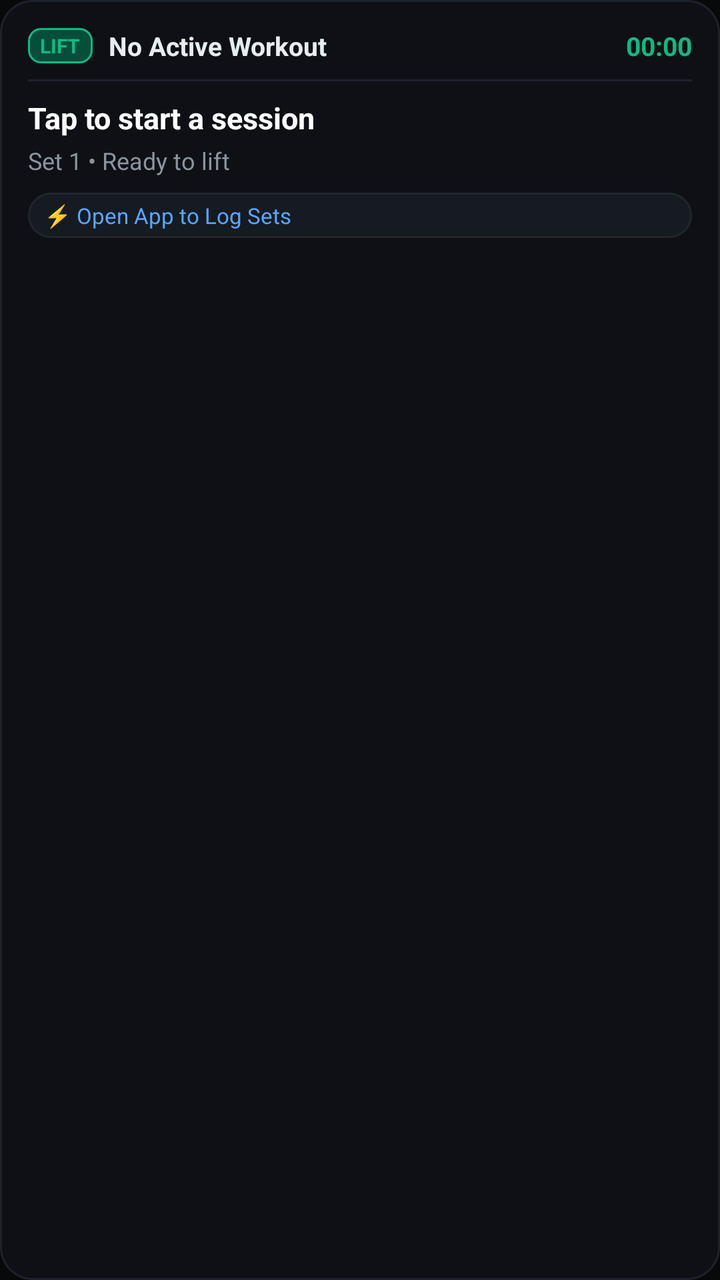
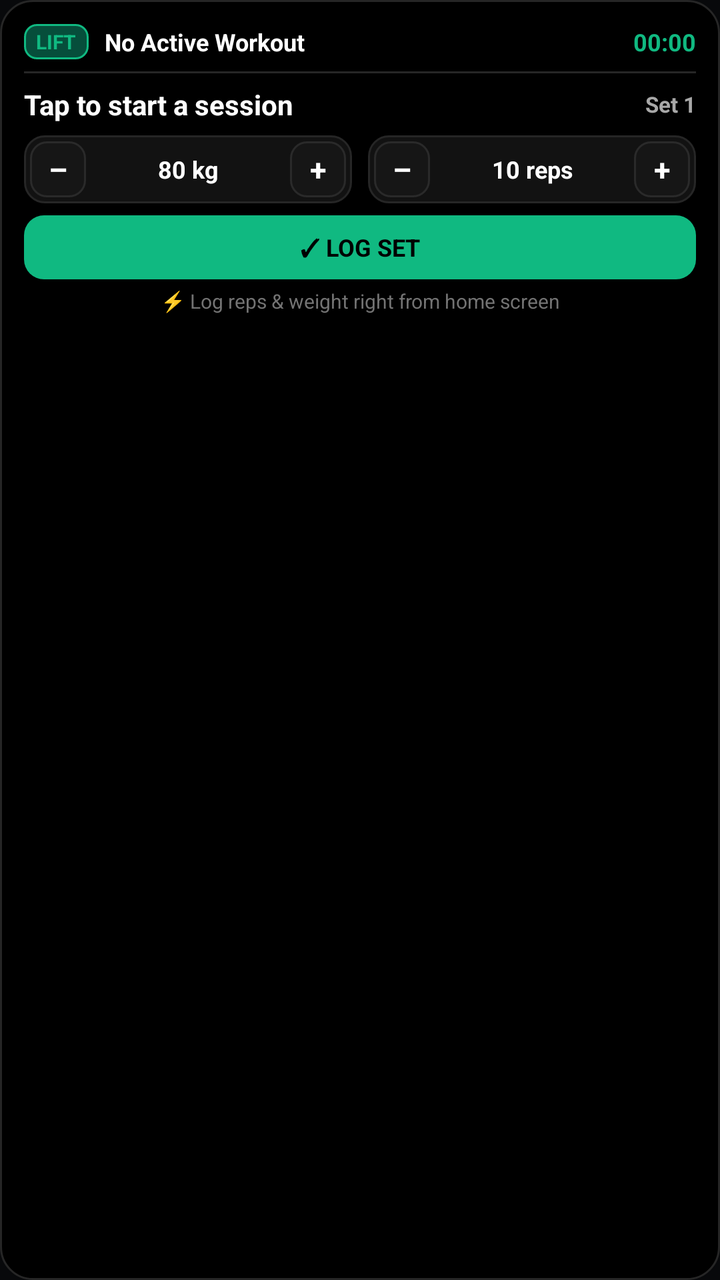

Before-and-after screenshots of an Android layout around one commit, followed by the original layout XML and the change that was made.
<!-- AndroidManifest.xml: application theme AppTheme -->
<!-- res/layout/widget_workout.xml -->
<?xml version="1.0" encoding="utf-8"?>
<LinearLayout xmlns:android="http://schemas.android.com/apk/res/android"
    android:id="@+id/widget_root"
    android:layout_width="match_parent"
    android:layout_height="match_parent"
    android:background="@drawable/widget_bg"
    android:orientation="vertical"
    android:padding="14dp">

    
    <LinearLayout
        android:layout_width="match_parent"
        android:layout_height="wrap_content"
        android:gravity="center_vertical"
        android:orientation="horizontal">

        <TextView
            android:layout_width="wrap_content"
            android:layout_height="wrap_content"
            android:background="@drawable/widget_green_badge"
            android:paddingLeft="6dp"
            android:paddingTop="2dp"
            android:paddingRight="6dp"
            android:paddingBottom="2dp"
            android:text="LIFT"
            android:textColor="#10B981"
            android:textSize="10sp"
            android:textStyle="bold" />

        <TextView
            android:id="@+id/tv_workout_name"
            android:layout_width="0dp"
            android:layout_height="wrap_content"
            android:layout_marginLeft="8dp"
            android:layout_weight="1"
            android:ellipsize="end"
            android:maxLines="1"
            android:text="No Active Workout"
            android:textColor="#E6EDF3"
            android:textSize="13sp"
            android:textStyle="bold" />

        <TextView
            android:id="@+id/tv_elapsed_time"
            android:layout_width="wrap_content"
            android:layout_height="wrap_content"
            android:text="00:00"
            android:textColor="#10B981"
            android:textSize="13sp"
            android:textStyle="bold" />
    </LinearLayout>

    
    <FrameLayout
        android:layout_width="match_parent"
        android:layout_height="1dp"
        android:layout_marginTop="8dp"
        android:layout_marginBottom="8dp"
        android:background="#1E222D" />

    
    <TextView
        android:id="@+id/tv_exercise_name"
        android:layout_width="match_parent"
        android:layout_height="wrap_content"
        android:ellipsize="end"
        android:maxLines="1"
        android:text="Tap to start a session"
        android:textColor="#FFFFFF"
        android:textSize="15sp"
        android:textStyle="bold" />

    
    <TextView
        android:id="@+id/tv_set_details"
        android:layout_width="match_parent"
        android:layout_height="wrap_content"
        android:layout_marginTop="3dp"
        android:text="Set 1 • Ready to lift"
        android:textColor="#8B949E"
        android:textSize="12sp" />

    
    <LinearLayout
        android:layout_width="match_parent"
        android:layout_height="wrap_content"
        android:layout_marginTop="8dp"
        android:background="@drawable/widget_pill_bg"
        android:gravity="center_vertical"
        android:orientation="horizontal"
        android:paddingLeft="8dp"
        android:paddingTop="4dp"
        android:paddingRight="8dp"
        android:paddingBottom="4dp">

        <TextView
            android:id="@+id/tv_status_pill"
            android:layout_width="wrap_content"
            android:layout_height="wrap_content"
            android:text="⚡ Open App to Log Sets"
            android:textColor="#58A6FF"
            android:textSize="11sp" />
    </LinearLayout>

</LinearLayout>
<!-- resources referenced by this layout -->
<resources>
  <!-- drawable widget_bg (drawable) -->
  <?xml version="1.0" encoding="utf-8"?>
  <shape xmlns:android="http://schemas.android.com/apk/res/android"
      android:shape="rectangle">
      <solid android:color="#0E1015" />
      <corners android:radius="16dp" />
      <stroke
          android:width="1dp"
          android:color="#1E222D" />
  </shape>
  <!-- drawable widget_green_badge (drawable) -->
  <?xml version="1.0" encoding="utf-8"?>
  <shape xmlns:android="http://schemas.android.com/apk/res/android"
      android:shape="rectangle">
      <solid android:color="#064E3B" />
      <corners android:radius="6dp" />
      <stroke
          android:width="1dp"
          android:color="#10B981" />
  </shape>
  <!-- drawable widget_pill_bg (drawable) -->
  <?xml version="1.0" encoding="utf-8"?>
  <shape xmlns:android="http://schemas.android.com/apk/res/android"
      android:shape="rectangle">
      <solid android:color="#161B22" />
      <corners android:radius="12dp" />
      <stroke
          android:width="1dp"
          android:color="#21262D" />
  </shape>
  <style name="AppTheme" parent="Theme.AppCompat.DayNight.NoActionBar">
      <item name="android:editTextBackground">@drawable/rn_edit_text_material</item>
      <item name="colorPrimary">@color/colorPrimary</item>
      <item name="android:statusBarColor">@android:color/transparent</item>
      <item name="android:navigationBarColor">@android:color/transparent</item>
      <item name="android:windowBackground">@color/activityBackground</item>
    </style>
  <!-- drawable rn_edit_text_material (drawable) -->
  <?xml version="1.0" encoding="utf-8"?>
  <inset xmlns:android="http://schemas.android.com/apk/res/android"
         android:insetLeft="@dimen/abc_edit_text_inset_horizontal_material"
         android:insetRight="@dimen/abc_edit_text_inset_horizontal_material"
         android:insetTop="@dimen/abc_edit_text_inset_top_material"
         android:insetBottom="@dimen/abc_edit_text_inset_bottom_material"
         >
  
      <selector>
          
          <item android:state_enabled="false" android:drawable="@drawable/abc_textfield_default_mtrl_alpha"/>
          <item android:drawable="@drawable/abc_textfield_activated_mtrl_alpha"/>
      </selector>
  
  </inset>
  <color name="colorPrimary">#023c69</color>
  <color name="activityBackground">#08090B</color>
</resources>

<!-- the commit's change to res/layout/widget_workout.xml (unified diff, before → after) -->
@@ -5,10 +5,11 @@
     android:layout_height="match_parent"
     android:background="@drawable/widget_bg"
     android:orientation="vertical"
-    android:padding="14dp">
+    android:padding="12dp">
 
     
     <LinearLayout
+        android:id="@+id/widget_header_bar"
         android:layout_width="match_parent"
         android:layout_height="wrap_content"
         android:gravity="center_vertical"
@@ -36,8 +37,8 @@
             android:ellipsize="end"
             android:maxLines="1"
             android:text="No Active Workout"
-            android:textColor="#E6EDF3"
-            android:textSize="13sp"
+            android:textColor="#FFFFFF"
+            android:textSize="12sp"
             android:textStyle="bold" />
 
         <TextView
@@ -46,7 +47,7 @@
             android:layout_height="wrap_content"
             android:text="00:00"
             android:textColor="#10B981"
-            android:textSize="13sp"
+            android:textSize="12sp"
             android:textStyle="bold" />
     </LinearLayout>
 
@@ -54,52 +55,161 @@
     <FrameLayout
         android:layout_width="match_parent"
         android:layout_height="1dp"
-        android:layout_marginTop="8dp"
-        android:layout_marginBottom="8dp"
-        android:background="#1E222D" />
+        android:layout_marginTop="6dp"
+        android:layout_marginBottom="6dp"
+        android:background="#262626" />
+
+    
+    <LinearLayout
+        android:layout_width="match_parent"
+        android:layout_height="wrap_content"
+        android:gravity="center_vertical"
+        android:orientation="horizontal">
+
+        <TextView
+            android:id="@+id/tv_exercise_name"
+            android:layout_width="0dp"
+            android:layout_height="wrap_content"
+            android:layout_weight="1"
+            android:ellipsize="end"
+            android:maxLines="1"
+            android:text="Tap to start a session"
+            android:textColor="#FFFFFF"
+            android:textSize="14sp"
+            android:textStyle="bold" />
+
+        <TextView
+            android:id="@+id/tv_set_details"
+            android:layout_width="wrap_content"
+            android:layout_height="wrap_content"
+            android:text="Set 1"
+            android:textColor="#A8A8A8"
+            android:textSize="11sp"
+            android:textStyle="bold" />
+    </LinearLayout>
+
+    
+    <LinearLayout
+        android:layout_width="match_parent"
+        android:layout_height="wrap_content"
+        android:layout_marginTop="6dp"
+        android:orientation="horizontal">
+
+        
+        <LinearLayout
+            android:layout_width="0dp"
+            android:layout_height="wrap_content"
+            android:layout_marginRight="4dp"
+            android:layout_weight="1"
+            android:background="@drawable/widget_pill_bg"
+            android:gravity="center"
+            android:orientation="horizontal"
+            android:padding="3dp">
+
+            <TextView
+                android:id="@+id/btn_dec_weight"
+                android:layout_width="28dp"
+                android:layout_height="28dp"
+                android:background="@drawable/widget_btn_bg"
+                android:gravity="center"
+                android:text="–"
+                android:textColor="#FFFFFF"
+                android:textSize="15sp"
+                android:textStyle="bold" />
+
+            <TextView
+                android:id="@+id/tv_current_weight"
+                android:layout_width="0dp"
+                android:layout_height="wrap_content"
+                android:layout_weight="1"
+                android:gravity="center"
+                android:text="80 kg"
+                android:textColor="#FFFFFF"
+                android:textSize="12sp"
+                android:textStyle="bold" />
+
+            <TextView
+                android:id="@+id/btn_inc_weight"
+                android:layout_width="28dp"
+                android:layout_height="28dp"
+                android:background="@drawable/widget_btn_bg"
+                android:gravity="center"
+                android:text="+"
+                android:textColor="#FFFFFF"
+                android:textSize="15sp"
+                android:textStyle="bold" />
+        </LinearLayout>
+
+        
+        <LinearLayout
+            android:layout_width="0dp"
+            android:layout_height="wrap_content"
+            android:layout_marginLeft="4dp"
+            android:layout_weight="1"
+            android:background="@drawable/widget_pill_bg"
+            android:gravity="center"
+            android:orientation="horizontal"
+            android:padding="3dp">
+
+            <TextView
+                android:id="@+id/btn_dec_reps"
+                android:layout_width="28dp"
+                android:layout_height="28dp"
+                android:background="@drawable/widget_btn_bg"
+                android:gravity="center"
+                android:text="–"
+                android:textColor="#FFFFFF"
+                android:textSize="15sp"
+                android:textStyle="bold" />
+
+            <TextView
+                android:id="@+id/tv_current_reps"
+                android:layout_width="0dp"
+                android:layout_height="wrap_content"
+                android:layout_weight="1"
+                android:gravity="center"
+                android:text="10 reps"
+                android:textColor="#FFFFFF"
+                android:textSize="12sp"
+                android:textStyle="bold" />
+
+            <TextView
+                android:id="@+id/btn_inc_reps"
+                android:layout_width="28dp"
+                android:layout_height="28dp"
+                android:background="@drawable/widget_btn_bg"
+                android:gravity="center"
+                android:text="+"
+                android:textColor="#FFFFFF"
+                android:textSize="15sp"
+                android:textStyle="bold" />
+        </LinearLayout>
+    </LinearLayout>
 
     
     <TextView
-        android:id="@+id/tv_exercise_name"
-        android:layout_width="match_parent"
-        android:layout_height="wrap_content"
+        android:id="@+id/btn_log_set"
+        android:layout_width="match_parent"
+        android:layout_height="32dp"
+        android:layout_marginTop="6dp"
+        android:background="@drawable/widget_log_btn_bg"
+        android:gravity="center"
+        android:text="✓ LOG SET"
+        android:textColor="#000000"
+        android:textSize="12sp"
+        android:textStyle="bold" />
+
+    
+    <TextView
+        android:id="@+id/tv_status_pill"
+        android:layout_width="match_parent"
+        android:layout_height="wrap_content"
+        android:layout_marginTop="4dp"
         android:ellipsize="end"
+        android:gravity="center"
         android:maxLines="1"
-        android:text="Tap to start a session"
-        android:textColor="#FFFFFF"
-        android:textSize="15sp"
-        android:textStyle="bold" />
-
-    
-    <TextView
-        android:id="@+id/tv_set_details"
-        android:layout_width="match_parent"
-        android:layout_height="wrap_content"
-        android:layout_marginTop="3dp"
-        android:text="Set 1 • Ready to lift"
-        android:textColor="#8B949E"
-        android:textSize="12sp" />
-
-    
-    <LinearLayout
-        android:layout_width="match_parent"
-        android:layout_height="wrap_content"
-        android:layout_marginTop="8dp"
-        android:background="@drawable/widget_pill_bg"
-        android:gravity="center_vertical"
-        android:orientation="horizontal"
-        android:paddingLeft="8dp"
-        android:paddingTop="4dp"
-        android:paddingRight="8dp"
-        android:paddingBottom="4dp">
-
-        <TextView
-            android:id="@+id/tv_status_pill"
-            android:layout_width="wrap_content"
-            android:layout_height="wrap_content"
-            android:text="⚡ Open App to Log Sets"
-            android:textColor="#58A6FF"
-            android:textSize="11sp" />
-    </LinearLayout>
+        android:text="⚡ Log reps &amp; weight right from home screen"
+        android:textColor="#737373"
+        android:textSize="10sp" />
 
 </LinearLayout>
<!-- resource entries referenced after the edit -->
@@ -4,11 +4,21 @@
   <?xml version="1.0" encoding="utf-8"?>
   <shape xmlns:android="http://schemas.android.com/apk/res/android"
       android:shape="rectangle">
-      <solid android:color="#0E1015" />
+      <solid android:color="#000000" />
       <corners android:radius="16dp" />
       <stroke
           android:width="1dp"
-          android:color="#1E222D" />
+          android:color="#262626" />
+  </shape>
+  <!-- drawable widget_btn_bg (drawable) -->
+  <?xml version="1.0" encoding="utf-8"?>
+  <shape xmlns:android="http://schemas.android.com/apk/res/android"
+      android:shape="rectangle">
+      <solid android:color="#161616" />
+      <corners android:radius="8dp" />
+      <stroke
+          android:width="1dp"
+          android:color="#2A2A2A" />
   </shape>
   <!-- drawable widget_green_badge (drawable) -->
   <?xml version="1.0" encoding="utf-8"?>
@@ -20,15 +30,22 @@
           android:width="1dp"
           android:color="#10B981" />
   </shape>
+  <!-- drawable widget_log_btn_bg (drawable) -->
+  <?xml version="1.0" encoding="utf-8"?>
+  <shape xmlns:android="http://schemas.android.com/apk/res/android"
+      android:shape="rectangle">
+      <solid android:color="#10B981" />
+      <corners android:radius="10dp" />
+  </shape>
   <!-- drawable widget_pill_bg (drawable) -->
   <?xml version="1.0" encoding="utf-8"?>
   <shape xmlns:android="http://schemas.android.com/apk/res/android"
       android:shape="rectangle">
-      <solid android:color="#161B22" />
-      <corners android:radius="12dp" />
+      <solid android:color="#121212" />
+      <corners android:radius="10dp" />
       <stroke
           android:width="1dp"
-          android:color="#21262D" />
+          android:color="#262626" />
   </shape>
   <style name="AppTheme" parent="Theme.AppCompat.DayNight.NoActionBar">
       <item name="android:editTextBackground">@drawable/rn_edit_text_material</item>
